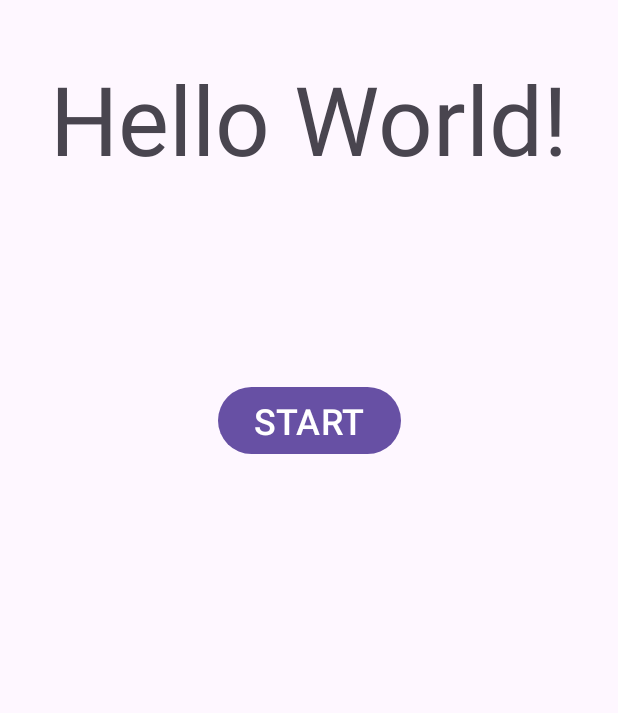
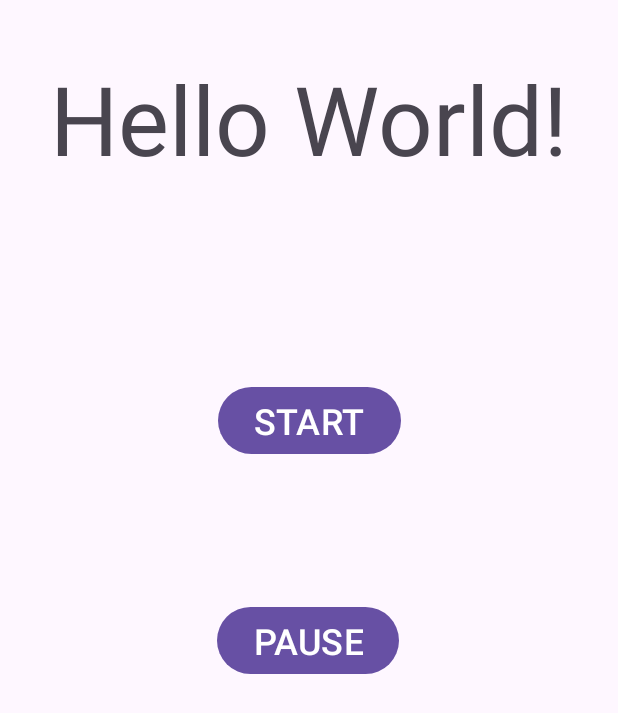
Before and after one commit to bstephe9/CIS3515_TestRepo, an Android app: the screen it shows after launch (MainActivity), on a phone screen of 412 x 824 dp. Shown: the top 713 px of the screen. Run offline under Robolectric (Android 15) with nearby library versions, the phone set to English and light mode, and no system bars; 1 statement that could not run was skipped.

Commit message:
feat: Add pause button to timer

```diff
--- a/app/src/main/java/com/example/cis3515_testrepo/MainActivity.kt
+++ b/app/src/main/java/com/example/cis3515_testrepo/MainActivity.kt
@@ -41,8 +41,12 @@ class MainActivity : AppCompatActivity() {
             BIND_AUTO_CREATE
         )
 
-        findViewById<Button>(R.id.button).setOnClickListener {
+        findViewById<Button>(R.id.startButton).setOnClickListener {
             if (isConnected) timerBinder.startTimer()
+        }
+
+        findViewById<Button>(R.id.pauseButton).setOnClickListener {
+            if (isConnected) timerBinder.pauseTimer()
         }
     }
 
--- a/app/src/main/res/layout/activity_main.xml
+++ b/app/src/main/res/layout/activity_main.xml
@@ -5,6 +5,20 @@
     android:layout_width="match_parent"
     android:layout_height="match_parent"
     tools:context=".MainActivity">
+
+    <Button
+        android:id="@+id/pauseButton"
+        android:layout_width="wrap_content"
+        android:layout_height="wrap_content"
+        android:layout_marginTop="132dp"
+        android:text="PAUSE"
+        android:textSize="24sp"
+        app:layout_constraintBottom_toBottomOf="parent"
+        app:layout_constraintEnd_toEndOf="@+id/textView"
+        app:layout_constraintHorizontal_bias="0.497"
+        app:layout_constraintStart_toStartOf="@+id/textView"
+        app:layout_constraintTop_toBottomOf="@+id/textView"
+        app:layout_constraintVertical_bias="0.283" />
 
     <TextView
         android:id="@+id/textView"
@@ -18,7 +32,7 @@
         app:layout_constraintTop_toTopOf="parent" />
 
     <Button
-        android:id="@+id/button"
+        android:id="@+id/startButton"
         android:layout_width="wrap_content"
         android:layout_height="wrap_content"
         android:layout_marginTop="132dp"
```
